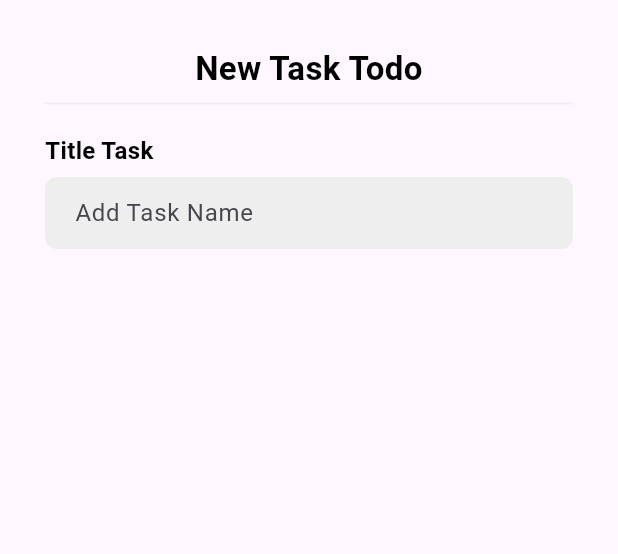
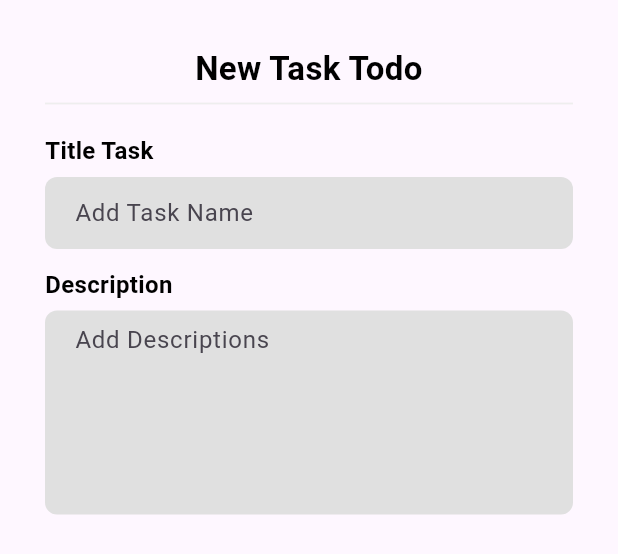
Before and after one commit to Godisouleymane/Flutter-Todo_list-App, a Flutter app: the AddNewTaskModal widget shown alone on an empty page, opened directly, on a phone screen of 412 x 824 dp. Shown: the top 554 px of the screen. Run offline on Flutter 3.47's test engine with Material 3 defaults, Android fonts, the phone set to English and light mode, and no system bars; our stand-ins replace gap.

Commit message:
showModallBottomSheet description textField design

```diff
--- a/lib/common/show_modal.dart
+++ b/lib/common/show_modal.dart
@@ -32,7 +32,11 @@ class AddNewTaskModal extends StatelessWidget {
           const Gap(12),
           const Text("Title Task", style: AppStyle.headingOne),
           const Gap(6),
-         TextFieldWidget(hintText: 'Add Task Name', maxLine: 1)
+         TextFieldWidget(hintText: 'Add Task Name', maxLine: 1),
+         Gap(12),
+         Text('Description', style: AppStyle.headingOne,),
+         Gap(6),
+         TextFieldWidget(hintText: 'Add Descriptions', maxLine: 5)
         ],
       ),
 
--- a/lib/widget/textField_widget.dart
+++ b/lib/widget/textField_widget.dart
@@ -14,7 +14,7 @@ class TextFieldWidget extends StatelessWidget {
     return Container(
       padding: EdgeInsets.symmetric(horizontal: 20),
       decoration: BoxDecoration(
-        color: Colors.grey.shade200,
+        color: Colors.grey.shade300,
         borderRadius: BorderRadius.circular(8)
       ),
       child: TextField(
```
